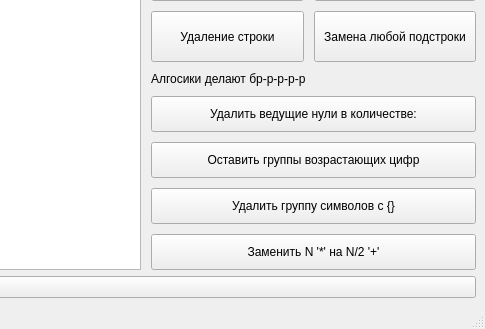
Old version of the form mainwindow.ui in the repository kostyastrong/Learncpp; both pictures show x 762 to 1247 and y 164 to 493 of the 1247 by 493 pixel window.
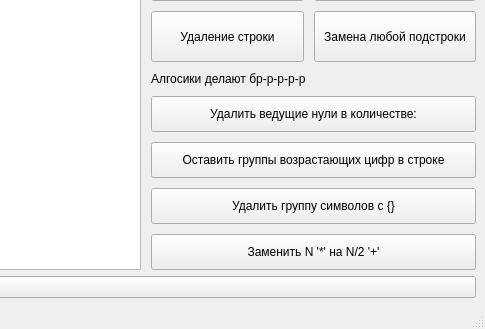
New version of the form.

Diff of the .ui file:
```diff
--- a/mainwindow.ui
+++ b/mainwindow.ui
@@ -169,7 +169,7 @@
            </sizepolicy>
           </property>
           <property name="text">
-           <string>Оставить группы возрастающих цифр</string>
+           <string>Оставить группы возрастающих цифр в строке</string>
           </property>
          </widget>
         </item>
```
Left out of the diff: 2 changed lines with no effect on the pictures.
